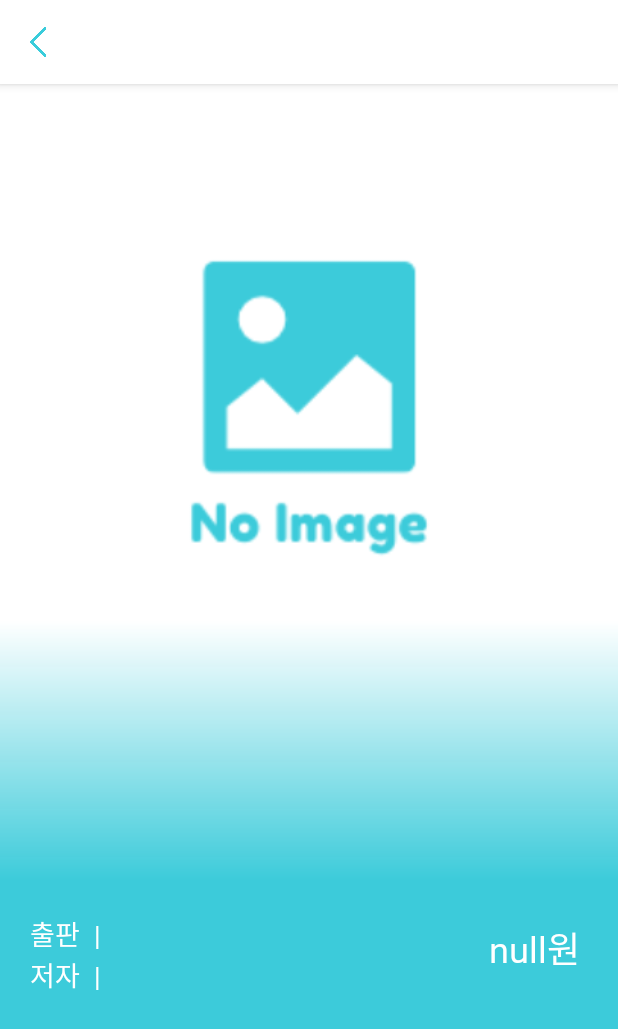
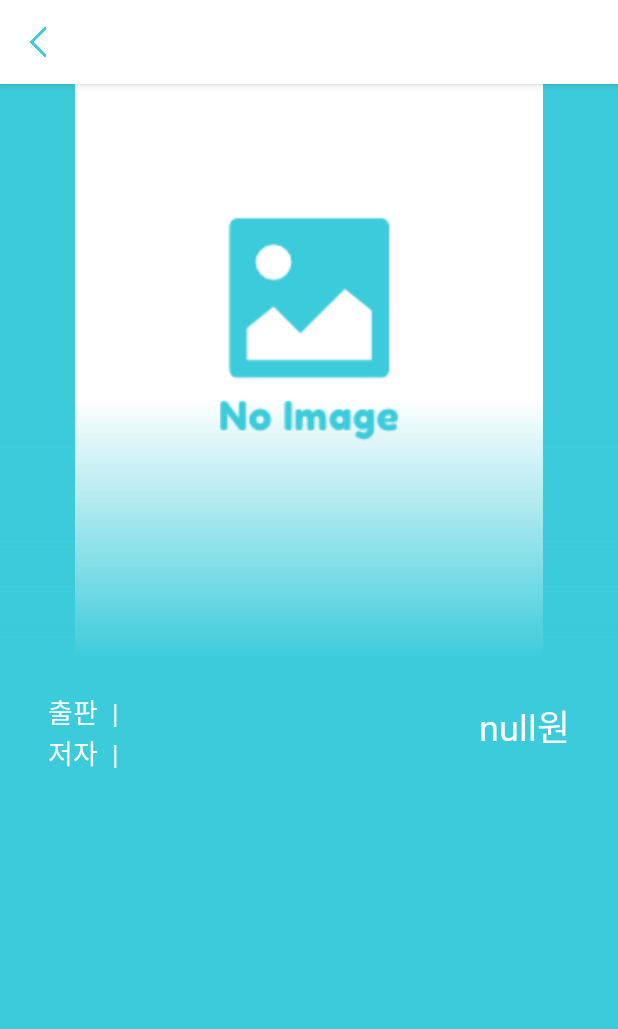
Before and after one commit to ccomangi2/BookBook-Master, an Android app: the fragment DetailFragment placed in its activity, on a phone screen of 412 x 824 dp. Shown: the top 1029 px of the screen. Run offline under Robolectric (Android 15) with nearby library versions, the phone set to English and light mode, and no system bars; our stand-ins replace data binding; pictures from the network do not load; 4 statements that could not run were skipped.

Commit message:
xml 수정

```diff
--- a/app/src/main/res/layout/fragment_detail.xml
+++ b/app/src/main/res/layout/fragment_detail.xml
@@ -117,6 +117,8 @@
                             android:id="@+id/iv_book_thumbnmatch_parentail"
                             android:layout_width="match_parent"
                             android:layout_height="wrap_content"
+                            android:layout_marginStart="50dp"
+                            android:layout_marginEnd="50dp"
                             android:adjustViewBounds="true"
                             app:imageUrl="@{viewModel.document.thumbnail}"
                             app:layout_constraintEnd_toEndOf="parent"
@@ -138,14 +140,14 @@
 
                         <androidx.appcompat.widget.AppCompatTextView
                             android:id="@+id/tv_book_title"
-                            android:layout_width="380dp"
+                            android:layout_width="350dp"
                             android:layout_height="wrap_content"
-                            android:layout_marginStart="20dp"
                             android:layout_marginTop="100dp"
                             android:fontFamily="@font/bold"
                             android:text="@{viewModel.document.title}"
                             android:textColor="#FFFFFF"
                             android:textSize="30sp"
+                            app:layout_constraintEnd_toEndOf="parent"
                             app:layout_constraintStart_toStartOf="parent"
                             app:layout_constraintTop_toTopOf="parent"
                             tools:text="소프트웨어 장인" />
@@ -154,7 +156,7 @@
                             android:id="@+id/tv_book_date"
                             android:layout_width="wrap_content"
                             android:layout_height="wrap_content"
-                            android:layout_marginLeft="20dp"
+                            android:layout_marginStart="32dp"
                             android:layout_marginTop="15dp"
                             android:fontFamily="@font/medium"
                             android:textColor="#FFFFFF"
@@ -167,7 +169,7 @@
                             android:id="@+id/textView"
                             android:layout_width="wrap_content"
                             android:layout_height="wrap_content"
-                            android:layout_marginLeft="20dp"
+                            android:layout_marginStart="32dp"
                             android:layout_marginTop="20dp"
                             android:fontFamily="@font/medium"
                             android:text="출판  |"
@@ -194,7 +196,7 @@
                             android:id="@+id/textView1"
                             android:layout_width="wrap_content"
                             android:layout_height="wrap_content"
-                            android:layout_marginLeft="20dp"
+                            android:layout_marginStart="32dp"
                             android:fontFamily="@font/medium"
                             android:text="저자  |"
                             android:textColor="#FFFFFF"
@@ -220,7 +222,7 @@
                             android:layout_width="wrap_content"
                             android:layout_height="wrap_content"
                             android:layout_marginTop="60dp"
-                            android:layout_marginRight="25dp"
+                            android:layout_marginEnd="32dp"
                             android:fontFamily="@font/medium"
                             android:text="@{@string/format_sale_price(viewModel.document.price)}"
                             android:textColor="#FFFFFF"
@@ -230,7 +232,7 @@
 
                         <androidx.appcompat.widget.AppCompatTextView
                             android:id="@+id/tv_book_detail"
-                            android:layout_width="380dp"
+                            android:layout_width="350dp"
                             android:layout_height="wrap_content"
                             android:layout_marginTop="25dp"
                             android:layout_marginBottom="50dp"
--- a/app/src/main/res/layout/layout_toolbar_search.xml
+++ b/app/src/main/res/layout/layout_toolbar_search.xml
@@ -58,6 +58,7 @@
                     android:paddingRight="20dp"
                     android:text="@={viewModel.inputKeyword}"
                     android:textColor="#000000"
+                    android:singleLine="true"
                     app:layout_constraintBottom_toBottomOf="parent"
                     app:layout_constraintEnd_toEndOf="parent"
                     app:layout_constraintStart_toStartOf="parent"
```
